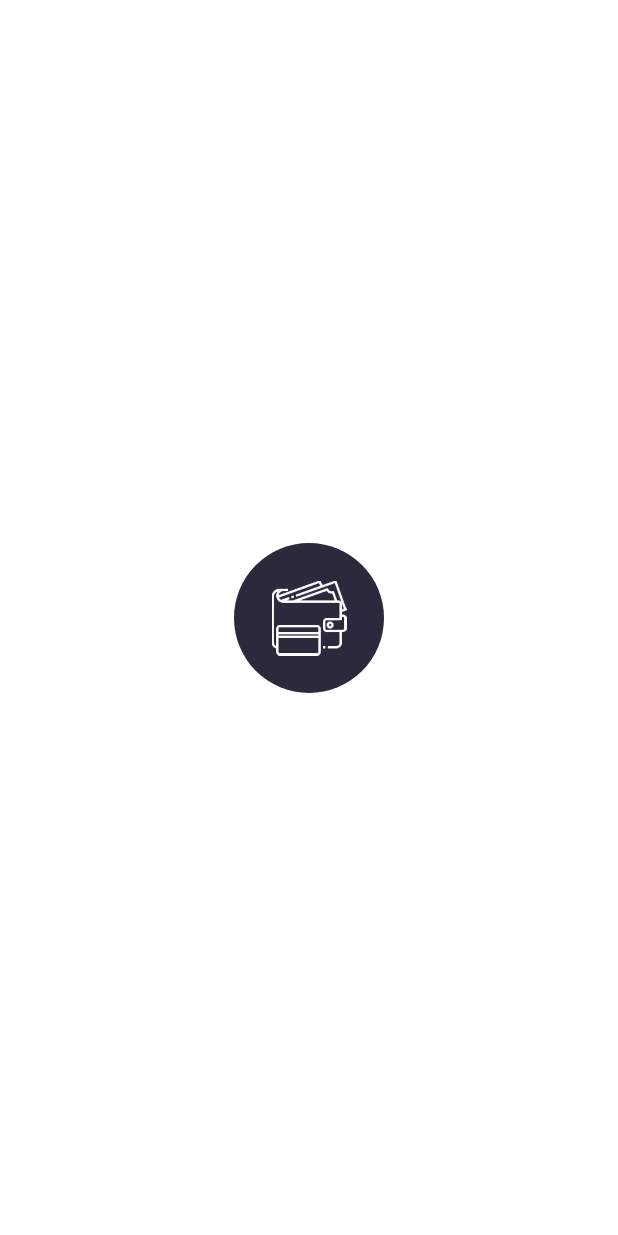
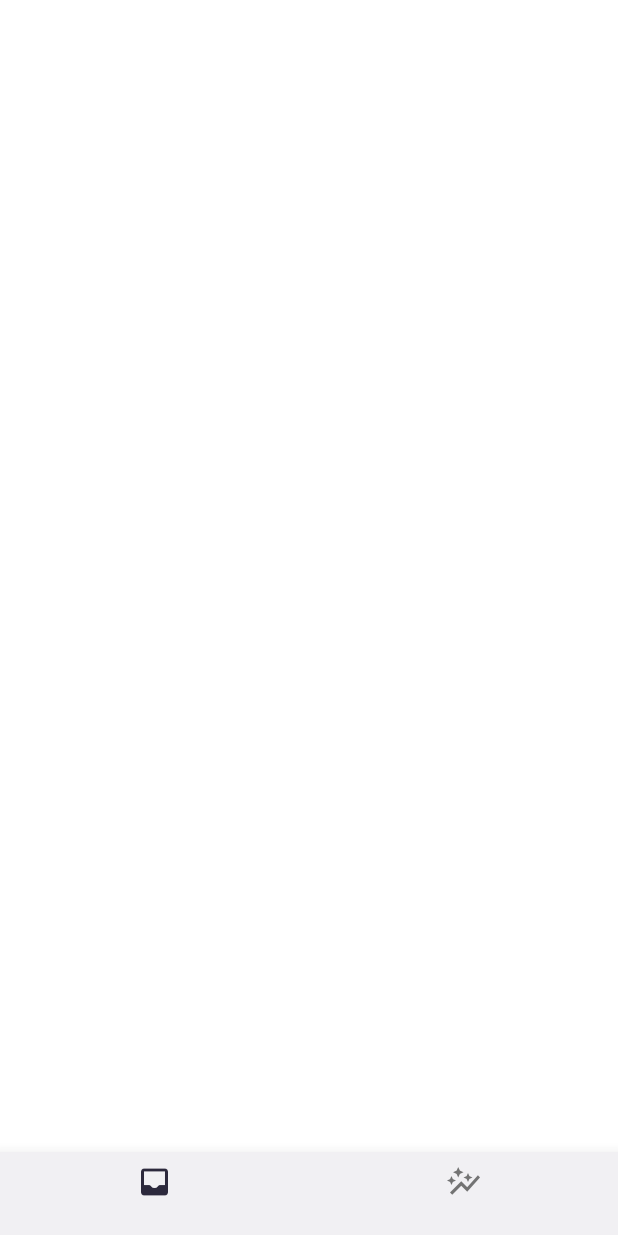
Before and after one commit to BILALAHMAD5587/expense_manger, a Flutter app: the first screen one second after launch, on a phone screen of 412 x 824 dp. Run offline on Flutter 3.47's test engine with Material 2 defaults, Android fonts, the phone set to English and light mode, and no system bars; our stand-ins replace flutter_pw_validator.

Commit message:
home Page Adedd

```diff
--- a/lib/main.dart
+++ b/lib/main.dart
@@ -1,3 +1,4 @@
+import 'package:expenser_app/screens/home/home_page.dart';
 import 'package:expenser_app/screens/slpash/splash_page.dart';
 import 'package:expenser_app/ui/custom_widgets/ui_helper.dart';
 import 'package:flutter/material.dart';
@@ -26,7 +27,7 @@ class MyApp extends StatelessWidget {
           backgroundColor: MyColors.bgWColor,
           canvasColor: MyColors.bgBColor,
           shadowColor: MyColors.LighttextWColor),
-      home: Splashp_Page(),
+      home: HomePage(),
     );
   }
 }
--- /dev/null
+++ b/lib/screens/home/home_page.dart
@@ -0,0 +1,60 @@
+import 'package:expenser_app/ui/custom_widgets/ui_helper.dart';
+import 'package:flutter/material.dart';
+
+class HomePage extends StatefulWidget {
+  const HomePage({Key? key}) : super(key: key);
+
+  @override
+  State<HomePage> createState() => _HomePageState();
+}
+
+class _HomePageState extends State<HomePage> {
+  var selectedIndex = 0;
+
+  @override
+  Widget build(BuildContext context) {
+    var isLight = Theme.of(context).brightness == Brightness.light;
+
+    return Scaffold(
+      backgroundColor: Theme.of(context).backgroundColor,
+      body: Container(),
+      bottomNavigationBar: BottomNavigationBar(
+        currentIndex: selectedIndex,
+        onTap: (index) {
+          selectedIndex = index;
+          setState(() {});
+        },
+        backgroundColor:
+            isLight ? MyColors.secondryWColor : MyColors.secoundryBColor,
+        items: [
+          BottomNavigationBarItem(
+              icon: Icon(
+                Icons.inbox_outlined,
+                color: isLight
+                    ? MyColors.secoundryBColor
+                    : MyColors.secondryWColor,
+              ),
+              label: '',
+              activeIcon: Icon(
+                Icons.inbox_rounded,
+                color: isLight ? MyColors.bgBColor : MyColors.bgWColor,
+              ),
+              tooltip: 'Transaction'),
+          BottomNavigationBarItem(
+              icon: Icon(
+                Icons.auto_graph_outlined,
+                color: isLight
+                    ? MyColors.secoundryBColor
+                    : MyColors.secondryWColor,
+              ),
+              label: '',
+              activeIcon: Icon(
+                Icons.auto_graph_rounded,
+                color: isLight ? MyColors.bgBColor : MyColors.bgWColor,
+              ),
+              tooltip: 'Graph')
+        ],
+      ),
+    );
+  }
+}
--- a/lib/screens/user_onboarding/login/login_page.dart
+++ b/lib/screens/user_onboarding/login/login_page.dart
@@ -5,6 +5,8 @@ import 'package:expenser_app/ui/custom_widgets/custom_rounded_btn.dart';
 import 'package:expenser_app/ui/custom_widgets/custom_text_filed.dart';
 import 'package:expenser_app/ui/custom_widgets/ui_helper.dart';
 import 'package:flutter/material.dart';
+
+import '../../home/home_page.dart';
 
 
 class LoginPage extends StatefulWidget {
@@ -147,16 +149,11 @@ class _LoginPageState extends State<LoginPage> {
                   ScaffoldMessenger.of(context).showSnackBar(
                     const SnackBar(content: Text('Processing Data'))
                   );
-                  /*Fluttertoast.showToast(
-                      msg: 'PROCESSING DATA',
-                    toastLength: Toast.LENGTH_SHORT,
-                    gravity: ToastGravity.CENTER,
-                    timeInSecForIosWeb: 1,
-                    backgroundColor: Colors.green,
-                    textColor: Colors.redAccent,
-                    fontSize: 16.0
-                  );*/
                 }
+
+                Navigator.pushReplacement(context, MaterialPageRoute(builder: (context) => HomePage(),));
+
+
               }, text: "Login"),
               SizedBox(
                 height: 12,
```
